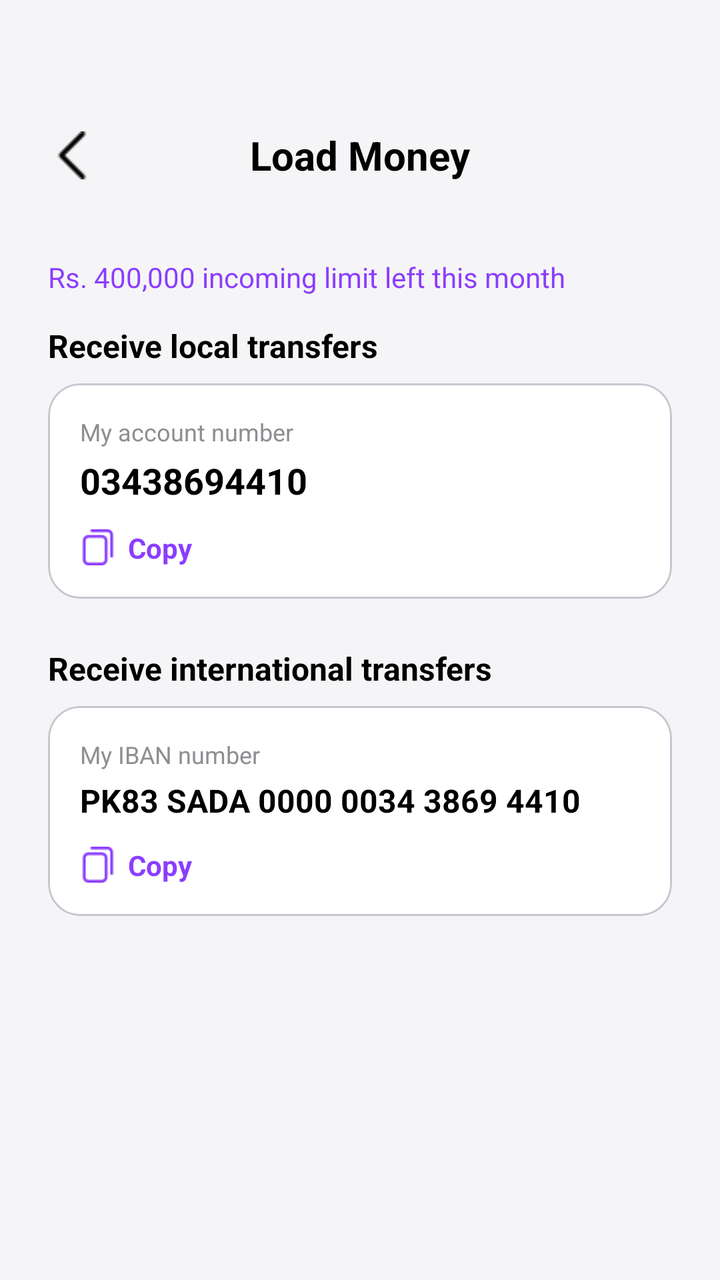
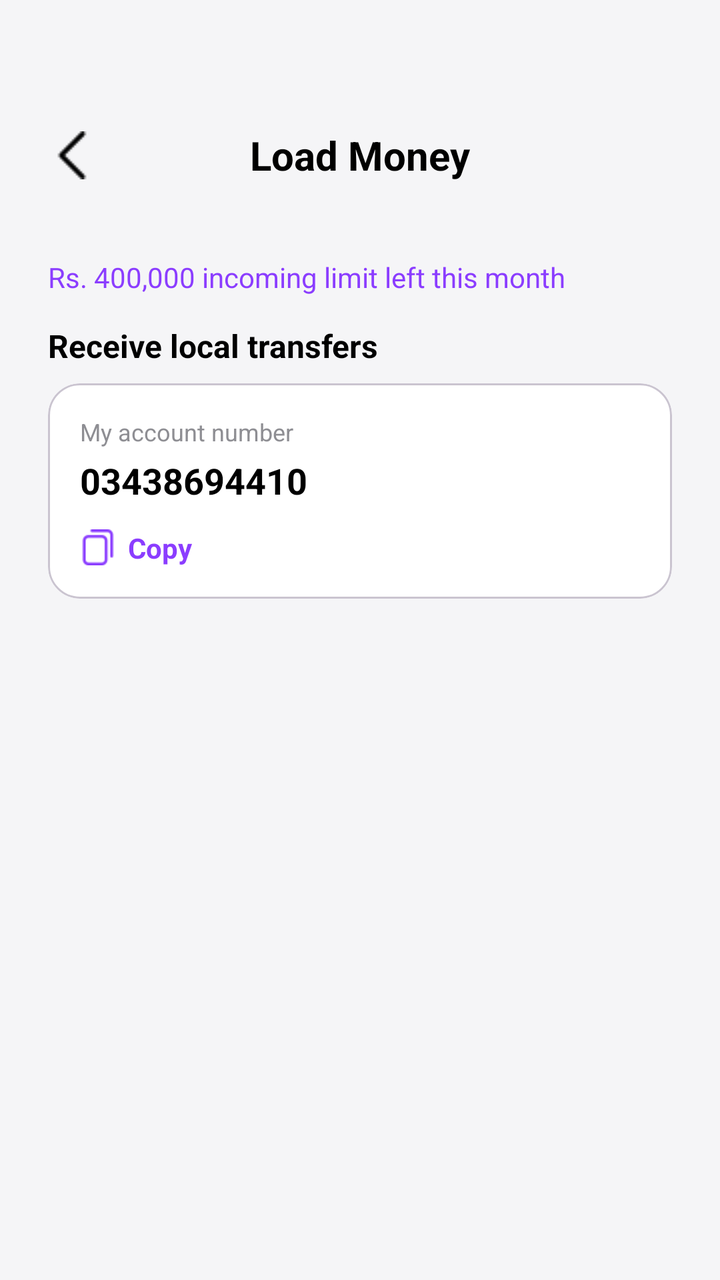

Two renders of the same Android screen: before a commit and after it. Below are the layout's source before the change and the commit's diff.
<!-- AndroidManifest.xml: application theme Theme.ApnaPay -->
<!-- res/layout/activity_load_money.xml -->
<?xml version="1.0" encoding="utf-8"?>
<androidx.constraintlayout.widget.ConstraintLayout
    xmlns:android="http://schemas.android.com/apk/res/android"
    xmlns:app="http://schemas.android.com/apk/res-auto"
    android:layout_width="match_parent"
    android:layout_height="match_parent"
    android:background="@color/bg_light"
    android:padding="24dp">

    
    
    <androidx.constraintlayout.widget.ConstraintLayout
        android:id="@+id/headerRow"
        android:layout_width="0dp"
        android:layout_height="wrap_content"
        android:layout_marginTop="40dp"
        app:layout_constraintTop_toTopOf="parent"
        app:layout_constraintStart_toStartOf="parent"
        app:layout_constraintEnd_toEndOf="parent">

        <ImageView
            android:id="@+id/btnBack"
            android:layout_width="24dp"
            android:layout_height="24dp"
            android:src="@drawable/back"
            app:tint="@color/text_main"
            app:layout_constraintTop_toTopOf="parent"
            app:layout_constraintBottom_toBottomOf="parent"
            app:layout_constraintStart_toStartOf="parent"/>

        <TextView
            android:id="@+id/tvTitle"
            android:layout_width="wrap_content"
            android:layout_height="wrap_content"
            android:text="Load Money"
            android:textSize="20sp"
            android:textStyle="bold"
            android:textColor="@color/text_main"
            app:layout_constraintTop_toTopOf="parent"
            app:layout_constraintBottom_toBottomOf="parent"
            app:layout_constraintStart_toStartOf="parent"
            app:layout_constraintEnd_toEndOf="parent"/>

    </androidx.constraintlayout.widget.ConstraintLayout>

    <TextView
        android:id="@+id/tvLimit"
        android:layout_width="wrap_content"
        android:layout_height="wrap_content"
        android:text="Rs. 400,000 incoming limit left this month"
        android:textColor="@color/apnapay_purple"
        android:textSize="14sp"
        android:layout_marginTop="38dp"
        app:layout_constraintTop_toBottomOf="@id/headerRow"
        app:layout_constraintStart_toStartOf="parent"/>

    
    <TextView
        android:id="@+id/tvLocalLabel"
        android:layout_width="wrap_content"
        android:layout_height="wrap_content"
        android:text="Receive local transfers"
        android:textColor="@color/text_main"
        android:textStyle="bold"
        android:textSize="16sp"
        android:layout_marginTop="14dp"
        app:layout_constraintTop_toBottomOf="@id/tvLimit"
        app:layout_constraintStart_toStartOf="parent"/>

    
    <com.google.android.material.card.MaterialCardView
        android:id="@+id/cardLocal"
        android:layout_width="0dp"
        android:layout_height="wrap_content"
        app:cardCornerRadius="16dp"
        app:cardElevation="0dp"
        app:cardBackgroundColor="@color/white"
        android:layout_marginTop="8dp"
        app:layout_constraintTop_toBottomOf="@id/tvLocalLabel"
        app:layout_constraintStart_toStartOf="parent"
        app:layout_constraintEnd_toEndOf="parent">

        <LinearLayout
            android:layout_width="match_parent"
            android:layout_height="wrap_content"
            android:orientation="vertical"
            android:padding="16dp">

            <TextView
                android:layout_width="wrap_content"
                android:layout_height="wrap_content"
                android:text="My account number"
                android:textColor="@color/text_muted"
                android:textSize="12sp"/>

            <TextView
                android:id="@+id/tvAccount"
                android:layout_width="wrap_content"
                android:layout_height="wrap_content"
                android:text="03438694410"
                android:textColor="@color/text_main"
                android:textSize="18sp"
                android:textStyle="bold"
                android:layout_marginTop="4dp"/>

            <LinearLayout
                android:layout_width="wrap_content"
                android:layout_height="wrap_content"
                android:orientation="horizontal"
                android:gravity="center_vertical"
                android:layout_marginTop="12dp">

                <ImageView
                    android:layout_width="18dp"
                    android:layout_height="18dp"
                    android:src="@drawable/copy"
                    android:tint="@color/apnapay_purple"
                    android:layout_marginEnd="6dp"/>

                <TextView
                    android:layout_width="wrap_content"
                    android:layout_height="wrap_content"
                    android:text="Copy"
                    android:textColor="@color/apnapay_purple"
                    android:textStyle="bold"/>
            </LinearLayout>

        </LinearLayout>
    </com.google.android.material.card.MaterialCardView>

    
    <TextView
        android:id="@+id/tvIntlLabel"
        android:layout_width="wrap_content"
        android:layout_height="wrap_content"
        android:text="Receive international transfers"
        android:textColor="@color/text_main"
        android:textStyle="bold"
        android:textSize="16sp"
        android:layout_marginTop="24dp"
        app:layout_constraintTop_toBottomOf="@id/cardLocal"
        app:layout_constraintStart_toStartOf="parent"/>

    
    <com.google.android.material.card.MaterialCardView
        android:id="@+id/cardIban"
        android:layout_width="0dp"
        android:layout_height="wrap_content"
        app:cardCornerRadius="16dp"
        app:cardElevation="0dp"
        app:cardBackgroundColor="@color/white"
        android:layout_marginTop="8dp"
        app:layout_constraintTop_toBottomOf="@id/tvIntlLabel"
        app:layout_constraintStart_toStartOf="parent"
        app:layout_constraintEnd_toEndOf="parent">

        <LinearLayout
            android:layout_width="match_parent"
            android:layout_height="wrap_content"
            android:orientation="vertical"
            android:padding="16dp">

            <TextView
                android:layout_width="wrap_content"
                android:layout_height="wrap_content"
                android:text="My IBAN number"
                android:textColor="@color/text_muted"
                android:textSize="12sp"/>

            <TextView
                android:id="@+id/tvIban"
                android:layout_width="wrap_content"
                android:layout_height="wrap_content"
                android:text="PK83 SADA 0000 0034 3869 4410"
                android:textColor="@color/text_main"
                android:textSize="16sp"
                android:textStyle="bold"
                android:layout_marginTop="4dp"/>

            <LinearLayout
                android:layout_width="wrap_content"
                android:layout_height="wrap_content"
                android:orientation="horizontal"
                android:gravity="center_vertical"
                android:layout_marginTop="12dp">

                <ImageView
                    android:layout_width="18dp"
                    android:layout_height="18dp"
                    android:src="@drawable/copy"
                    android:tint="@color/apnapay_purple"
                    android:layout_marginEnd="6dp"/>

                <TextView
                    android:layout_width="wrap_content"
                    android:layout_height="wrap_content"
                    android:text="Copy"
                    android:textColor="@color/apnapay_purple"
                    android:textStyle="bold"/>
            </LinearLayout>

        </LinearLayout>
    </com.google.android.material.card.MaterialCardView>

</androidx.constraintlayout.widget.ConstraintLayout>
<!-- resources referenced by this layout -->
<resources>
  <color name="apnapay_purple">#8b3dff</color>
  <color name="bg_light">#F5F5F7</color>
  <color name="text_main">#000000</color>
  <color name="text_muted">#8E8E93</color>
  <color name="white">#FFFFFFFF</color>
  <!-- drawable back: png bitmap (drawable, 297 bytes) -->
  <!-- drawable copy: png bitmap (drawable, 525 bytes) -->
  <style name="Theme.ApnaPay" parent="Base.Theme.ApnaPay" />
  <style name="Base.Theme.ApnaPay" parent="Theme.Material3.DayNight.NoActionBar">
          <item name="fontFamily">@font/poppins</item>
      </style>
</resources>

<!-- the commit's change to res/layout/activity_load_money.xml (unified diff, before → after) -->
@@ -81,6 +81,7 @@
         app:layout_constraintEnd_toEndOf="parent">
 
         <LinearLayout
+            android:id="@+id/localCardContent"
             android:layout_width="match_parent"
             android:layout_height="wrap_content"
             android:orientation="vertical"
@@ -104,6 +105,7 @@
                 android:layout_marginTop="4dp"/>
 
             <LinearLayout
+                android:id="@+id/llCopyLocal"
                 android:layout_width="wrap_content"
                 android:layout_height="wrap_content"
                 android:orientation="horizontal"
@@ -111,6 +113,7 @@
                 android:layout_marginTop="12dp">
 
                 <ImageView
+                    android:id="@+id/ivCopyLocal"
                     android:layout_width="18dp"
                     android:layout_height="18dp"
                     android:src="@drawable/copy"
@@ -118,80 +121,7 @@
                     android:layout_marginEnd="6dp"/>
 
                 <TextView
-                    android:layout_width="wrap_content"
-                    android:layout_height="wrap_content"
-                    android:text="Copy"
-                    android:textColor="@color/apnapay_purple"
-                    android:textStyle="bold"/>
-            </LinearLayout>
-
-        </LinearLayout>
-    </com.google.android.material.card.MaterialCardView>
-
-    
-    <TextView
-        android:id="@+id/tvIntlLabel"
-        android:layout_width="wrap_content"
-        android:layout_height="wrap_content"
-        android:text="Receive international transfers"
-        android:textColor="@color/text_main"
-        android:textStyle="bold"
-        android:textSize="16sp"
-        android:layout_marginTop="24dp"
-        app:layout_constraintTop_toBottomOf="@id/cardLocal"
-        app:layout_constraintStart_toStartOf="parent"/>
-
-    
-    <com.google.android.material.card.MaterialCardView
-        android:id="@+id/cardIban"
-        android:layout_width="0dp"
-        android:layout_height="wrap_content"
-        app:cardCornerRadius="16dp"
-        app:cardElevation="0dp"
-        app:cardBackgroundColor="@color/white"
-        android:layout_marginTop="8dp"
-        app:layout_constraintTop_toBottomOf="@id/tvIntlLabel"
-        app:layout_constraintStart_toStartOf="parent"
-        app:layout_constraintEnd_toEndOf="parent">
-
-        <LinearLayout
-            android:layout_width="match_parent"
-            android:layout_height="wrap_content"
-            android:orientation="vertical"
-            android:padding="16dp">
-
-            <TextView
-                android:layout_width="wrap_content"
-                android:layout_height="wrap_content"
-                android:text="My IBAN number"
-                android:textColor="@color/text_muted"
-                android:textSize="12sp"/>
-
-            <TextView
-                android:id="@+id/tvIban"
-                android:layout_width="wrap_content"
-                android:layout_height="wrap_content"
-                android:text="PK83 SADA 0000 0034 3869 4410"
-                android:textColor="@color/text_main"
-                android:textSize="16sp"
-                android:textStyle="bold"
-                android:layout_marginTop="4dp"/>
-
-            <LinearLayout
-                android:layout_width="wrap_content"
-                android:layout_height="wrap_content"
-                android:orientation="horizontal"
-                android:gravity="center_vertical"
-                android:layout_marginTop="12dp">
-
-                <ImageView
-                    android:layout_width="18dp"
-                    android:layout_height="18dp"
-                    android:src="@drawable/copy"
-                    android:tint="@color/apnapay_purple"
-                    android:layout_marginEnd="6dp"/>
-
-                <TextView
+                    android:id="@+id/tvCopyLocal"
                     android:layout_width="wrap_content"
                     android:layout_height="wrap_content"
                     android:text="Copy"
